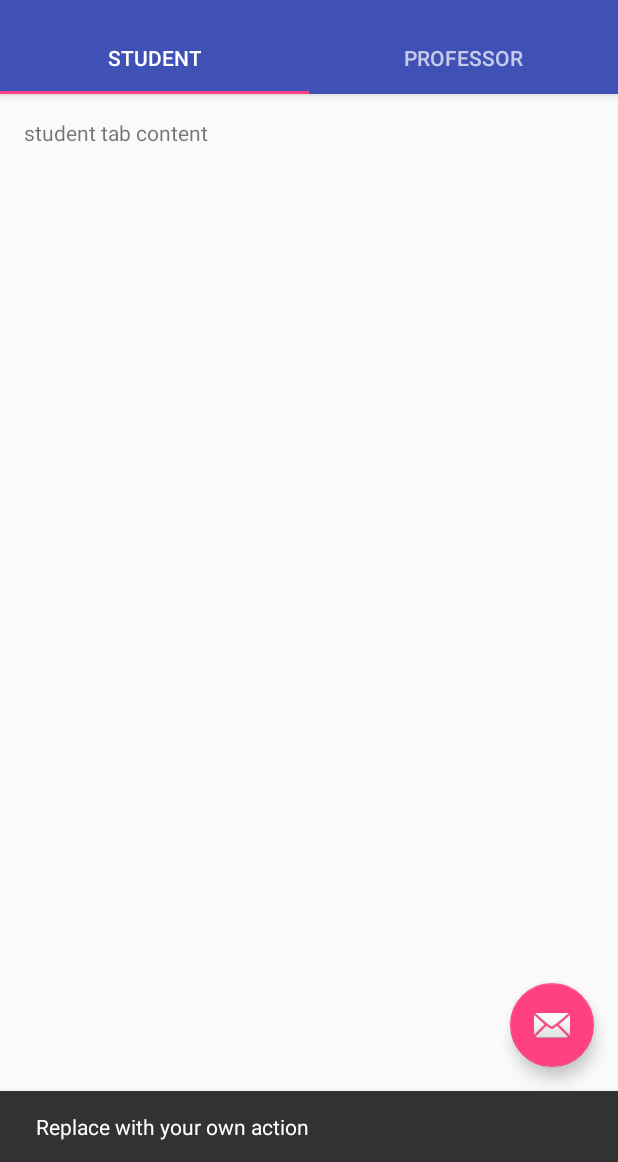
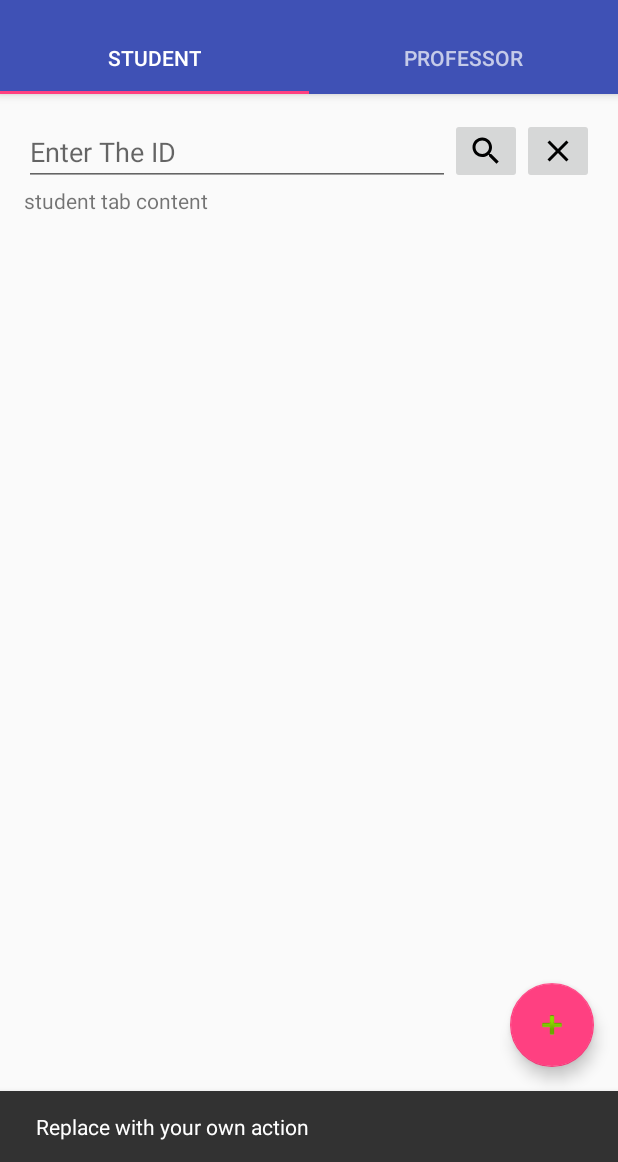
Before and after one commit to MohamadmKassem/CheckInClass, an Android app: the MainActivity screen opened directly, with no data from a screen before it, after a tap on an icon or button, on a phone screen of 412 x 824 dp, the part 74-1236 px from its top. Run offline under Robolectric (Android 15) with nearby library versions, the light colour scheme and no system bars.

Commit message:
mohamad_2_6

```diff
--- a/app/src/main/java/com/kassem/mohamad/checkinclass/LoginActivity.java
+++ b/app/src/main/java/com/kassem/mohamad/checkinclass/LoginActivity.java
@@ -107,9 +107,10 @@ public class LoginActivity extends AppCompatActivity {
             outputStream = openFileOutput(loginfile, Context.MODE_PRIVATE);
             outputStream.write(mailAddress.getBytes());
             outputStream.close();
+            System.out.println("successsssssssssssssssssssss");
         }
         catch (Exception ex){
-
+            System.out.println("erroooooooooooooooooooooooooooooooooooe");
         }
         finish();
     }
--- a/app/src/main/java/com/kassem/mohamad/checkinclass/MainActivity.java
+++ b/app/src/main/java/com/kassem/mohamad/checkinclass/MainActivity.java
@@ -1,12 +1,16 @@
 package com.kassem.mohamad.checkinclass;
 
+import android.app.ProgressDialog;
 import android.content.Context;
 import android.content.Intent;
 import android.content.SharedPreferences;
+import android.graphics.drawable.BitmapDrawable;
+import android.graphics.drawable.Drawable;
 import android.support.design.widget.TabLayout;
 import android.support.design.widget.FloatingActionButton;
 import android.support.design.widget.Snackbar;
 import android.support.v7.app.AppCompatActivity;
+import android.support.v7.widget.LinearLayoutCompat;
 import android.support.v7.widget.Toolbar;
 
 import android.support.v4.app.Fragment;
@@ -20,12 +24,17 @@ import android.view.MenuItem;
 import android.view.View;
 import android.view.ViewGroup;
 
+import android.widget.Button;
+import android.widget.EditText;
+import android.widget.ImageButton;
+import android.widget.LinearLayout;
 import android.widget.TextView;
 import android.widget.Toast;
 
 import java.io.File;
 import java.io.FileInputStream;
 import java.io.FileNotFoundException;
+import java.io.FileOutputStream;
 import java.io.IOException;
 
 public class MainActivity extends AppCompatActivity {
@@ -47,6 +56,7 @@ public class MainActivity extends AppCompatActivity {
 
     public static int request_code = 1;
 
+
     @Override
     protected void onCreate(Bundle savedInstanceState) {
         super.onCreate(savedInstanceState);
@@ -65,8 +75,9 @@ public class MainActivity extends AppCompatActivity {
         mViewPager = (ViewPager) findViewById(R.id.container);
         mViewPager.setAdapter(mSectionsPagerAdapter);
 
-        TabLayout tabLayout = (TabLayout) findViewById(R.id.tabs);
+        final TabLayout tabLayout = (TabLayout) findViewById(R.id.tabs);
         tabLayout.setupWithViewPager(mViewPager);
+
 
         FloatingActionButton fab = (FloatingActionButton) findViewById(R.id.fab);
         fab.setOnClickListener(new View.OnClickListener() {
@@ -74,22 +85,29 @@ public class MainActivity extends AppCompatActivity {
             public void onClick(View view) {
                 Snackbar.make(view, "Replace with your own action", Snackbar.LENGTH_LONG)
                         .setAction("Action", null).show();
+
+                if(tabLayout.getSelectedTabPosition() == 0){
+                    Toast.makeText(getApplicationContext(),"student",Toast.LENGTH_LONG).show();
+                    addClass();
+                }
+                else if(tabLayout.getSelectedTabPosition() == 1){
+                    Toast.makeText(getApplicationContext(),"professor",Toast.LENGTH_LONG).show();
+                }
+
             }
         });
 
-        System.out.println("main0");
         // check if already login
         String s = "";
         try{
-            File file = new File("login");
-            if(!file.exists()){
-                System.out.println("main1");
-                Intent intent = new Intent(this, LoginActivity.class);
-                startActivityForResult(intent,request_code);
-            }
-            else {
+            //File file = new File("login.txt");
+          //  if(!file.exists()){
+             //   System.out.println("main1");
+             //   Intent intent = new Intent(this, LoginActivity.class);
+             //   startActivityForResult(intent,request_code);
+           // }
+          //  else {
                 FileInputStream inputStream = openFileInput("login");
-                System.out.println("main2");
                 int i;
                 while((i=inputStream.read()) != -1){
                     s += String.valueOf((char)i);
@@ -98,11 +116,14 @@ public class MainActivity extends AppCompatActivity {
                     Intent intent = new Intent(this, LoginActivity.class);
                     startActivityForResult(intent,request_code);
                 }
-            }
+         //   }
         }
         catch (Exception ex){
-            System.out.println("main3");
+            Intent intent = new Intent(this, LoginActivity.class);
+            startActivityForResult(intent,request_code);
         }
+
+
 
     }
 
@@ -128,6 +149,7 @@ public class MainActivity extends AppCompatActivity {
                 return true;
             case R.id.action_sign_out:
                 Toast.makeText(getApplicationContext(),"sign out", Toast.LENGTH_LONG).show();
+                signOut();
                 return true;
             default:
                 return super.onOptionsItemSelected(item);
@@ -135,6 +157,21 @@ public class MainActivity extends AppCompatActivity {
 
     }
 
+    public void signOut(){
+        String loginfile = "login";
+        FileOutputStream outputStream;
+        try{
+            outputStream = openFileOutput(loginfile, Context.MODE_PRIVATE);
+            outputStream.write(new String("").getBytes());
+            outputStream.close();
+            //this.onCreate(null);
+            Intent intent = new Intent(this,MainActivity.class);
+            startActivity(intent);
+            finish();
+        }
+        catch (Exception ex){
+        }
+    }
 
 
     /**
@@ -145,6 +182,7 @@ public class MainActivity extends AppCompatActivity {
 
         public SectionsPagerAdapter(FragmentManager fm) {
             super(fm);
+
         }
 
         @Override
@@ -179,6 +217,8 @@ public class MainActivity extends AppCompatActivity {
             }
             return null;
         }
+
+
     }
 
     @Override
@@ -193,4 +233,54 @@ public class MainActivity extends AppCompatActivity {
         }
     }
 
+    // Registration to a new class
+    private void addClass(){
+        final LinearLayout linearLayout = (LinearLayout) findViewById(R.id.search_class_linear_layout);
+        linearLayout.removeAllViews();
+
+
+        EditText editText = new EditText(this);
+        editText.setHint("Enter The ID");
+        editText.setLayoutParams(new LinearLayout.LayoutParams(0, LinearLayoutCompat.LayoutParams.WRAP_CONTENT,1));
+
+        ImageButton searchButton = new ImageButton(this);
+        int idSearchbButton = getResources().getIdentifier("com.kassem.mohamad.checkinclass:drawable/ic_search_black_24dp" , null, null);
+        searchButton.setImageResource(idSearchbButton);
+        searchButton.setOnClickListener(new View.OnClickListener() {
+            @Override
+            public void onClick(View view) {
+                // search for the new class
+                final ProgressDialog progressDialog = new ProgressDialog(MainActivity.this, R.style.AppTheme_Dark_Dialog);
+                progressDialog.setIndeterminate(true);
+                progressDialog.setMessage("Search a class ...");
+                progressDialog.show();
+                new android.os.Handler().postDelayed(
+                        new Runnable() {
+                            public void run()
+                            {
+
+                                progressDialog.dismiss();
+                            }
+                        }, 5000);
+            }
+        });
+
+        ImageButton exitButton = new ImageButton(this);
+        int idExitImage = getResources().getIdentifier("com.kassem.mohamad.checkinclass:drawable/ic_close_black_24dp" , null, null);
+        exitButton.setImageResource(idExitImage);
+        exitButton.setOnClickListener(new View.OnClickListener() {
+            @Override
+            public void onClick(View view) {
+                linearLayout.removeAllViews();
+            }
+        });
+
+        linearLayout.addView(editText);
+        linearLayout.addView(searchButton);
+        linearLayout.addView(exitButton);
+    }
+
+    public void onClassExist(){
+
+    }
 }
--- a/app/src/main/res/layout/activity_main.xml
+++ b/app/src/main/res/layout/activity_main.xml
@@ -44,6 +44,6 @@
         android:layout_height="wrap_content"
         android:layout_gravity="end|bottom"
         android:layout_margin="@dimen/fab_margin"
-        app:srcCompat="@android:drawable/ic_dialog_email" />
+        app:srcCompat="@android:drawable/ic_input_add" />
 
 </android.support.design.widget.CoordinatorLayout>
--- a/app/src/main/res/layout/student_fragment_main.xml
+++ b/app/src/main/res/layout/student_fragment_main.xml
@@ -1,4 +1,4 @@
-<RelativeLayout xmlns:android="http://schemas.android.com/apk/res/android"
+<LinearLayout xmlns:android="http://schemas.android.com/apk/res/android"
     xmlns:tools="http://schemas.android.com/tools"
     android:layout_width="match_parent"
     android:layout_height="match_parent"
@@ -6,8 +6,16 @@
     android:paddingLeft="@dimen/activity_horizontal_margin"
     android:paddingRight="@dimen/activity_horizontal_margin"
     android:paddingTop="@dimen/activity_vertical_margin"
+    android:orientation="vertical"
     tools:context="com.kassem.mohamad.checkinclass.MainActivity$PlaceholderFragment">
 
+    <LinearLayout
+        android:id="@+id/search_class_linear_layout"
+        android:layout_width="match_parent"
+        android:layout_height="wrap_content"
+        android:orientation="horizontal">
+
+    </LinearLayout>
 
     <TextView
         android:id="@+id/section_label2"
@@ -15,4 +23,6 @@
         android:layout_height="wrap_content"
         android:text="student tab content"/>
 
-</RelativeLayout>
+
+
+</LinearLayout>
```
Also changed, not shown: app/src/main/res/drawable/ic_close_black_24dp.xml (added, +9 -0 lines), app/src/main/res/drawable/ic_control_point_black_24dp.xml (added, +9 -0 lines), app/src/main/res/drawable/ic_search_black_24dp.xml (added, +9 -0 lines), app/src/main/res/drawable/logo.jpg (added), app/src/main/res/mipmap-hdpi/ic_launcher.png, app/src/main/res/mipmap-mdpi/ic_launcher.png, app/src/main/res/mipmap-xhdpi/ic_launcher.png, app/src/main/res/mipmap-xxhdpi/ic_launcher.png, app/src/main/res/mipmap-xxxhdpi/ic_launcher.png.
